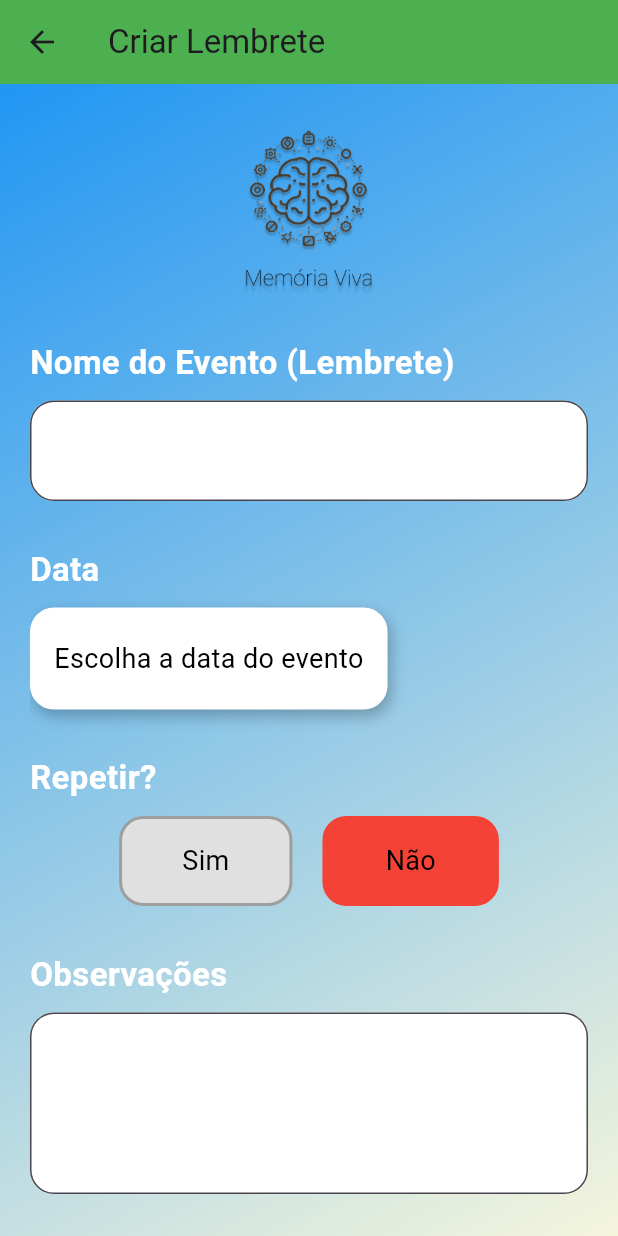
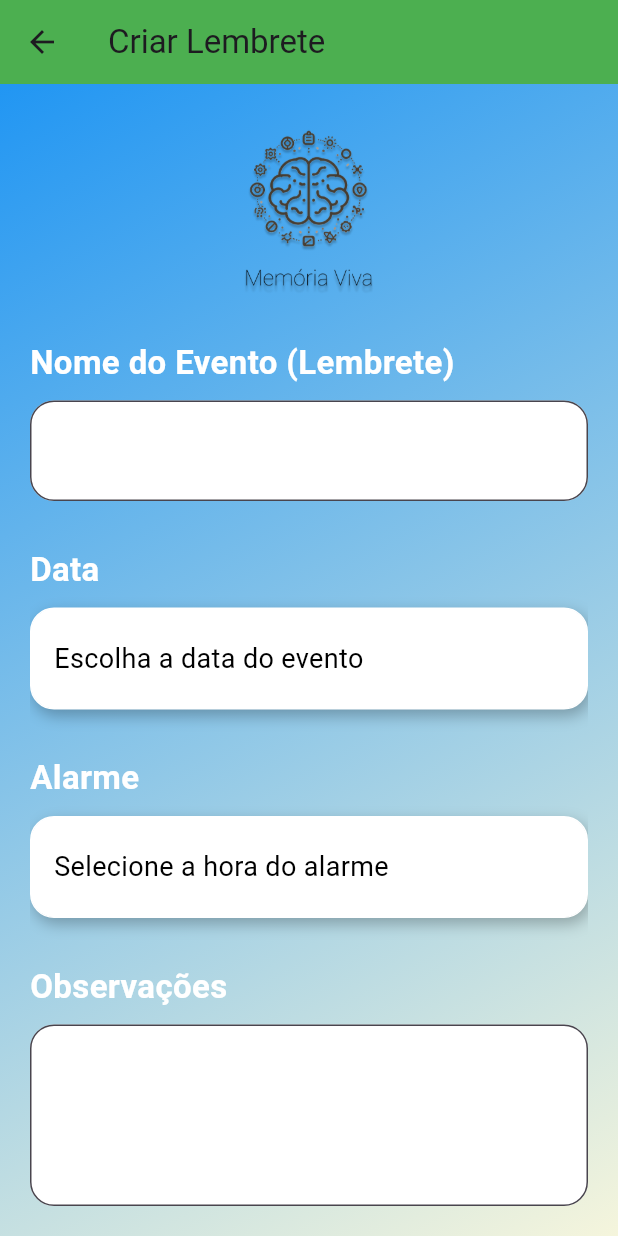
Before and after one commit to MarlonVR/Memoria-Viva, a Flutter app: the CreateReminderPage screen opened directly, on a phone screen of 412 x 824 dp. Run offline on Flutter 3.47's test engine with Material 3 defaults, Android fonts, the phone set to English and light mode, and no system bars; our stand-ins replace image_picker, shared_preferences; accounts and stored records are empty.

Commit message:
feat: restrição para não permitir datas passadas
- Adicionada validação para impedir que o usuário selecione datas passadas nos lembretes
- Implementada barra de pesquisa na tela principal para filtrar lembretes pelo nome
- Criados filtros de ordenação para exibir lembretes por 'Mais Recentes' e 'Mais Distantes'

```diff
--- a/lib/views/create_reminder_page.dart
+++ b/lib/views/create_reminder_page.dart
@@ -18,6 +18,7 @@ class _CreateReminderPageState extends State<CreateReminderPage> {
   DateTime? selectedDate;
   TimeOfDay? selectedTime;
   String? _selectedImagePath;
+  String? errorMessage;
 
   final TextEditingController _eventNameController = TextEditingController();
   final TextEditingController _notesController = TextEditingController();
@@ -33,12 +34,13 @@ class _CreateReminderPageState extends State<CreateReminderPage> {
     final DateTime? picked = await showDatePicker(
       context: context,
       initialDate: selectedDate ?? DateTime.now(),
-      firstDate: DateTime(1900),
+      firstDate: DateTime.now(), // Impede a seleção de datas anteriores
       lastDate: DateTime(2100),
     );
     if (picked != null && picked != selectedDate) {
       setState(() {
         selectedDate = picked;
+        errorMessage = null; // Reseta a mensagem de erro ao selecionar uma data válida
       });
     }
   }
@@ -70,6 +72,45 @@ class _CreateReminderPageState extends State<CreateReminderPage> {
     setState(() {
       _selectedImagePath = imagePath;
     });
+  }
+
+  void _showImageSourceDialog() {
+    showDialog(
+      context: context,
+      builder: (BuildContext context) {
+        return AlertDialog(
+          title: const Text('Selecione a origem da imagem'),
+          content: Column(
+            mainAxisSize: MainAxisSize.min,
+            children: <Widget>[
+              ListTile(
+                leading: const Icon(Icons.photo_library, size: 40),
+                title: const Text(
+                  'Galeria',
+                  style: TextStyle(fontSize: 24),
+                ),
+                onTap: () {
+                  _pickImageFromGallery();
+                  Navigator.of(context).pop();
+                },
+              ),
+              const SizedBox(height: 20),
+              ListTile(
+                leading: const Icon(Icons.image, size: 40),
+                title: const Text(
+                  'Imagens Padrão',
+                  style: TextStyle(fontSize: 24),
+                ),
+                onTap: () {
+                  Navigator.of(context).pop();
+                  _showDefaultImageDialog();
+                },
+              ),
+            ],
+          ),
+        );
+      },
+    );
   }
 
   void _showDefaultImageDialog() {
@@ -112,6 +153,14 @@ class _CreateReminderPageState extends State<CreateReminderPage> {
       ScaffoldMessenger.of(context).showSnackBar(
         const SnackBar(content: Text('Por favor, insira o nome do evento.')),
       );
+      return;
+    }
+
+    // Validação para garantir que a data não seja anterior ao dia atual
+    if (selectedDate != null && selectedDate!.isBefore(DateTime.now())) {
+      setState(() {
+        errorMessage = 'A data do lembrete não pode ser anterior ao dia atual.';
+      });
       return;
     }
 
@@ -179,7 +228,6 @@ class _CreateReminderPageState extends State<CreateReminderPage> {
             child: Column(
               crossAxisAlignment: CrossAxisAlignment.start,
               children: <Widget>[
-                // Logo no topo
                 Center(
                   child: Image.asset(
                     'assets/logo.png',
@@ -189,7 +237,6 @@ class _CreateReminderPageState extends State<CreateReminderPage> {
                 ),
                 const SizedBox(height: 30),
 
-                // Nome do Evento
                 const Text(
                   'Nome do Evento (Lembrete)',
                   style: TextStyle(
@@ -213,7 +260,6 @@ class _CreateReminderPageState extends State<CreateReminderPage> {
                 ),
                 const SizedBox(height: 30),
 
-                // Data do Evento
                 const Text(
                   'Data',
                   style: TextStyle(
@@ -227,6 +273,7 @@ class _CreateReminderPageState extends State<CreateReminderPage> {
                   onTap: () => _selectDate(context),
                   child: Container(
                     padding: const EdgeInsets.symmetric(vertical: 20, horizontal: 15),
+                    width: double.infinity,
                     decoration: BoxDecoration(
                       border: Border.all(color: Colors.white),
                       borderRadius: BorderRadius.circular(16),
@@ -247,11 +294,27 @@ class _CreateReminderPageState extends State<CreateReminderPage> {
                     ),
                   ),
                 ),
+
+                // Exibe a mensagem de erro, se houver
+                if (errorMessage != null)
+                  Padding(
+                    padding: const EdgeInsets.only(top: 10.0),
+                    child: Center(
+                      child: Text(
+                        errorMessage!,
+                        style: const TextStyle(
+                          fontSize: 18,
+                          fontWeight: FontWeight.bold,
+                          color: Colors.red, // Mensagem de erro em vermelho
+                        ),
+                      ),
+                    ),
+                  ),
+
                 const SizedBox(height: 30),
 
-                // Repetir
                 const Text(
-                  'Repetir?',
+                  'Alarme',
                   style: TextStyle(
                     fontSize: 22,
                     fontWeight: FontWeight.bold,
@@ -259,59 +322,33 @@ class _CreateReminderPageState extends State<CreateReminderPage> {
                   ),
                 ),
                 const SizedBox(height: 10),
-                Row(
-                  mainAxisAlignment: MainAxisAlignment.center,
-                  children: <Widget>[
-                    GestureDetector(
-                      onTap: () {
-                        setState(() {
-                          repetir = true;
-                        });
-                      },
-                      child: Container(
-                        padding: const EdgeInsets.symmetric(vertical: 15, horizontal: 40),
-                        decoration: BoxDecoration(
-                          borderRadius: BorderRadius.circular(16),
-                          color: repetir == true ? Colors.green : Colors.grey[300],
-                          border: Border.all(
-                            color: repetir == true ? Colors.green : Colors.grey,
-                            width: 2,
-                          ),
+                GestureDetector(
+                  onTap: () => _selectTime(context),
+                  child: Container(
+                    padding: const EdgeInsets.symmetric(vertical: 20, horizontal: 15),
+                    width: double.infinity,
+                    decoration: BoxDecoration(
+                      border: Border.all(color: Colors.white),
+                      borderRadius: BorderRadius.circular(16),
+                      color: Colors.white,
+                      boxShadow: const [
+                        BoxShadow(
+                          color: Colors.black26,
+                          blurRadius: 8,
+                          offset: Offset(2, 4),
                         ),
-                        child: const Text(
-                          'Sim',
-                          style: TextStyle(fontSize: 18, color: Colors.black),
-                        ),
-                      ),
+                      ],
                     ),
-                    const SizedBox(width: 20),
-                    GestureDetector(
-                      onTap: () {
-                        setState(() {
-                          repetir = false;
-                        });
-                      },
-                      child: Container(
-                        padding: const EdgeInsets.symmetric(vertical: 15, horizontal: 40),
-                        decoration: BoxDecoration(
-                          borderRadius: BorderRadius.circular(16),
-                          color: repetir == false ? Colors.red : Colors.grey[300],
-                          border: Border.all(
-                            color: repetir == false ? Colors.red : Colors.grey,
-                            width: 2,
-                          ),
-                        ),
-                        child: const Text(
-                          'Não',
-                          style: TextStyle(fontSize: 18, color: Colors.black),
-                        ),
-                      ),
+                    child: Text(
+                      selectedTime != null
+                          ? selectedTime!.format(context)
+                          : 'Selecione a hora do alarme',
+                      style: const TextStyle(fontSize: 18, color: Colors.black),
                     ),
-                  ],
+                  ),
                 ),
                 const SizedBox(height: 30),
 
-                // Observações
                 const Text(
                   'Observações',
                   style: TextStyle(
@@ -336,43 +373,6 @@ class _CreateReminderPageState extends State<CreateReminderPage> {
                 ),
                 const SizedBox(height: 30),
 
-                // Alarme
-                const Text(
-                  'Alarme',
-                  style: TextStyle(
-                    fontSize: 22,
-                    fontWeight: FontWeight.bold,
-                    color: Colors.white,
-                  ),
-                ),
-                const SizedBox(height: 10),
-                GestureDetector(
-                  onTap: () => _selectTime(context),
-                  child: Container(
-                    padding: const EdgeInsets.symmetric(vertical: 20, horizontal: 15),
-                    decoration: BoxDecoration(
-                      border: Border.all(color: Colors.white),
-                      borderRadius: BorderRadius.circular(16),
-                      color: Colors.white,
-                      boxShadow: const [
-                        BoxShadow(
-                          color: Colors.black26,
-                          blurRadius: 8,
-                          offset: Offset(2, 4),
-                        ),
-                      ],
-                    ),
-                    child: Text(
-                      selectedTime != null
-                          ? selectedTime!.format(context)
-                          : 'Selecione a hora do alarme',
-                      style: const TextStyle(fontSize: 18, color: Colors.black),
-                    ),
-                  ),
-                ),
-                const SizedBox(height: 40),
-
-                // Pergunta sobre adicionar imagem
                 const Text(
                   'Deseja adicionar alguma imagem?',
                   style: TextStyle(
@@ -436,7 +436,6 @@ class _CreateReminderPageState extends State<CreateReminderPage> {
                 ),
                 const SizedBox(height: 30),
 
-                // Exibir campo de imagem apenas se 'Sim' for selecionado
                 if (adicionarImagem == true) ...[
                   const Text(
                     'Clique no ícone abaixo para adicionar a imagem',
@@ -450,9 +449,16 @@ class _CreateReminderPageState extends State<CreateReminderPage> {
                   const SizedBox(height: 10),
                   Center(
                     child: GestureDetector(
-                      onTap: _pickImageFromGallery,
+                      onTap: _showImageSourceDialog,
                       child: _selectedImagePath != null
-                          ? Image.file(
+                          ? _selectedImagePath!.startsWith('assets/')
+                          ? Image.asset(
+                        _selectedImagePath!,
+                        width: 200,
+                        height: 200,
+                        fit: BoxFit.cover,
+                      )
+                          : Image.file(
                         File(_selectedImagePath!),
                         width: 200,
                         height: 200,
@@ -473,27 +479,9 @@ class _CreateReminderPageState extends State<CreateReminderPage> {
                       ),
                     ),
                   ),
-                  const SizedBox(height: 20),
-
-                  // Botão para escolher imagem padrão
-                  Center(
-                    child: ElevatedButton(
-                      onPressed: _showDefaultImageDialog,
-                      style: ElevatedButton.styleFrom(
-                        padding: const EdgeInsets.symmetric(horizontal: 40, vertical: 15),
-                        shape: RoundedRectangleBorder(
-                          borderRadius: BorderRadius.circular(16),
-                        ),
-                        backgroundColor: const Color(0xFF4CAF50),
-                        foregroundColor: Colors.white,
-                      ),
-                      child: const Text('Escolher Imagem Padrão'),
-                    ),
-                  ),
                   const SizedBox(height: 30),
                 ],
 
-                // Botão de Adicionar
                 Center(
                   child: ElevatedButton(
                     onPressed: _saveReminder,
@@ -508,7 +496,7 @@ class _CreateReminderPageState extends State<CreateReminderPage> {
                     ),
                     child: const Text('Adicionar Lembrete'),
                   ),
-                )
+                ),
               ],
             ),
           ),
```
Also changed, not shown: lib/views/home_page.dart (+124 -8 lines), lib/views/reminder_details_page.dart (+5 -3 lines).
